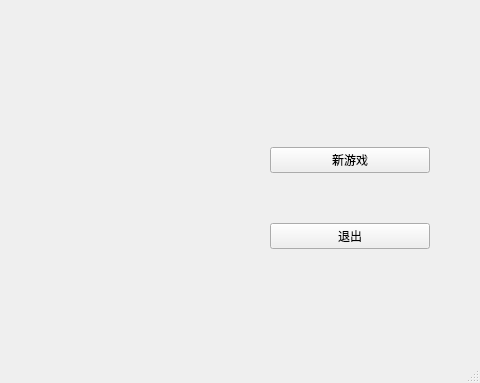
Qt form src/initwindow.ui (Kakusi-IO/WarChess) before a commit; both pictures show x 320 to 800 and y 217 to 600 of the 800 by 600 pixel window.
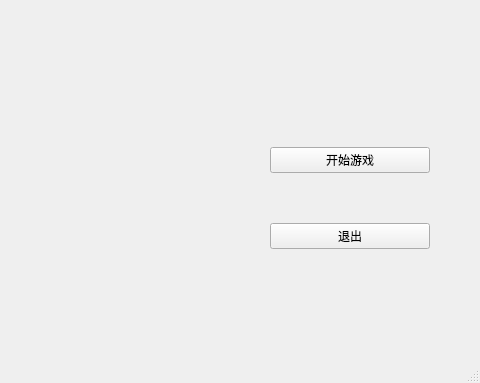
The same form after that commit.

Commit message: 首页ui 新游戏 -> 开始游戏

```diff
--- a/src/initwindow.ui
+++ b/src/initwindow.ui
@@ -27,7 +27,7 @@
      <item>
       <widget class="QPushButton" name="startBtn">
        <property name="text">
-        <string>新游戏</string>
+        <string>开始游戏</string>
        </property>
       </widget>
      </item>
```
